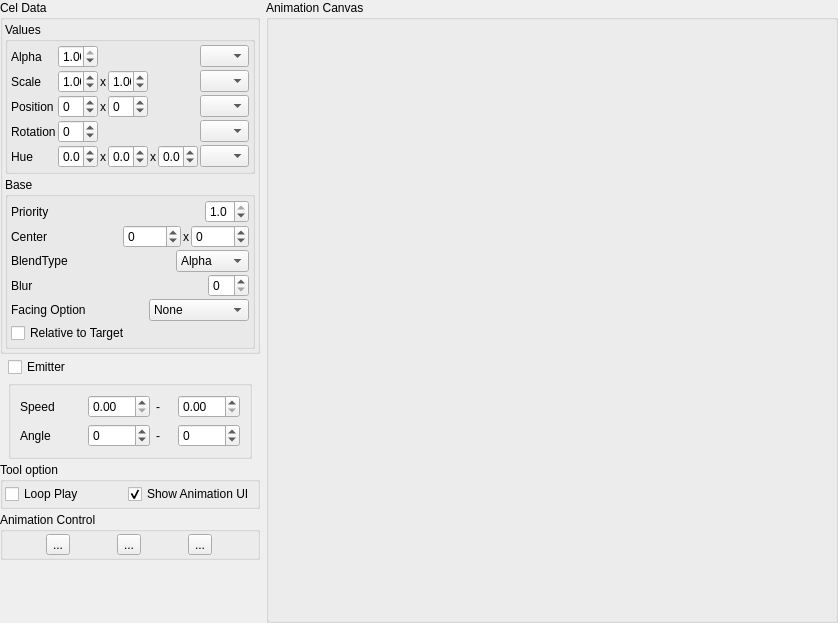
Old version of the form tools/splash/AnimationViewer/AnimationViewer.ui in the repository wasedaigo/samancing-roga.
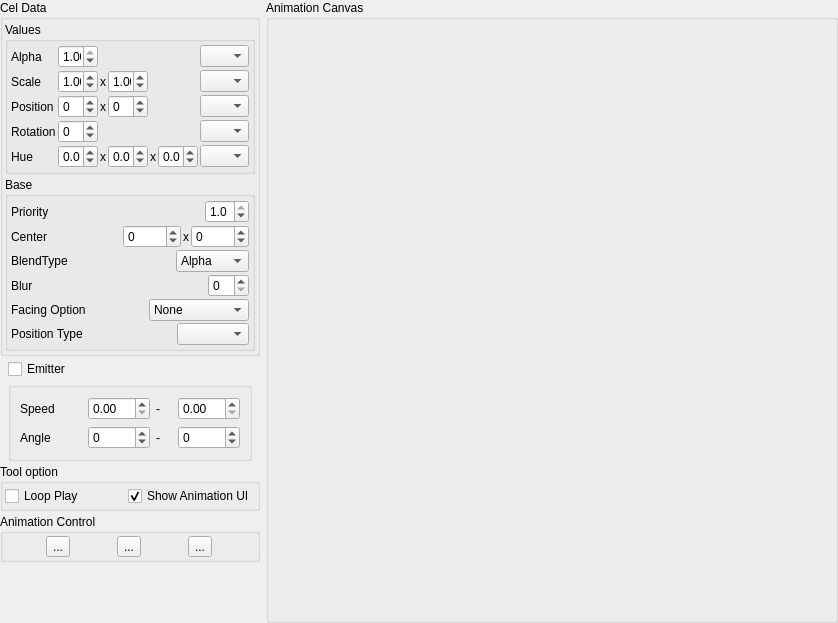
New version of the form. Icons and pictures are not drawn.

Commit message: Changed relative to target to combobox

Patch:
```diff
--- a/tools/splash/AnimationViewer/AnimationViewer.ui
+++ b/tools/splash/AnimationViewer/AnimationViewer.ui
@@ -600,9 +600,19 @@
            <item>
             <layout class="QHBoxLayout" name="horizontalLayout_3">
              <item>
-              <widget class="QCheckBox" name="relativeToTargetCheckBox">
+              <widget class="QLabel" name="label_9">
                <property name="text">
-                <string>Relative to Target</string>
+                <string>Position Type</string>
+               </property>
+              </widget>
+             </item>
+             <item>
+              <widget class="QComboBox" name="positionTypeComboBox">
+               <property name="sizePolicy">
+                <sizepolicy hsizetype="Fixed" vsizetype="Fixed">
+                 <horstretch>0</horstretch>
+                 <verstretch>0</verstretch>
+                </sizepolicy>
                </property>
               </widget>
              </item>
```
Left out of the diff: 10 changed lines with no effect on the pictures. The commit also changes 10 other files.
